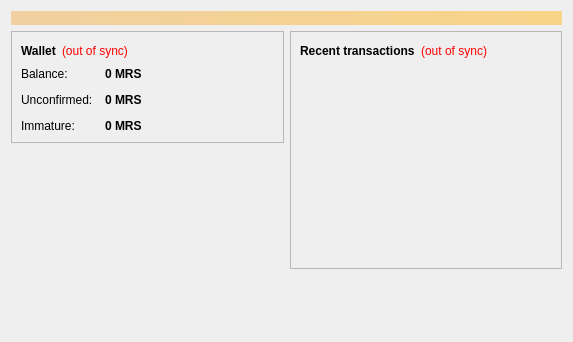
This is src/qt/forms/overviewpage.ui in marscoin/marscoin as Qt 5 draws it before an edit. The edited form follows.
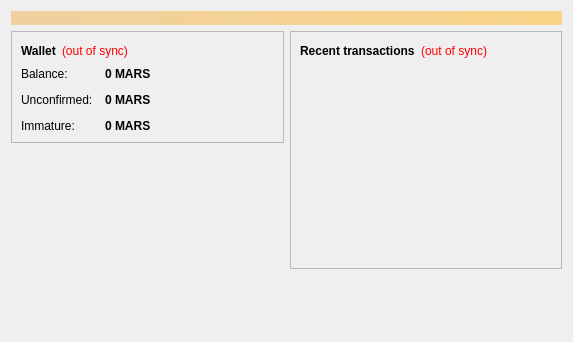
This is the edited form.

```diff
--- a/src/qt/forms/overviewpage.ui
+++ b/src/qt/forms/overviewpage.ui
@@ -122,7 +122,7 @@
                <string>Your current balance</string>
               </property>
               <property name="text">
-               <string notr="true">0 MRS</string>
+               <string notr="true">0 MARS</string>
               </property>
               <property name="textInteractionFlags">
                <set>Qt::LinksAccessibleByMouse|Qt::TextSelectableByKeyboard|Qt::TextSelectableByMouse</set>
@@ -151,7 +151,7 @@
                <string>Total of transactions that have yet to be confirmed, and do not yet count toward the current balance</string>
               </property>
               <property name="text">
-               <string notr="true">0 MRS</string>
+               <string notr="true">0 MARS</string>
               </property>
               <property name="textInteractionFlags">
                <set>Qt::LinksAccessibleByMouse|Qt::TextSelectableByKeyboard|Qt::TextSelectableByMouse</set>
@@ -177,7 +177,7 @@
                <string>Mined balance that has not yet matured</string>
               </property>
               <property name="text">
-               <string notr="true">0 MRS</string>
+               <string notr="true">0 MARS</string>
               </property>
               <property name="textInteractionFlags">
                <set>Qt::LinksAccessibleByMouse|Qt::TextSelectableByKeyboard|Qt::TextSelectableByMouse</set>
```
